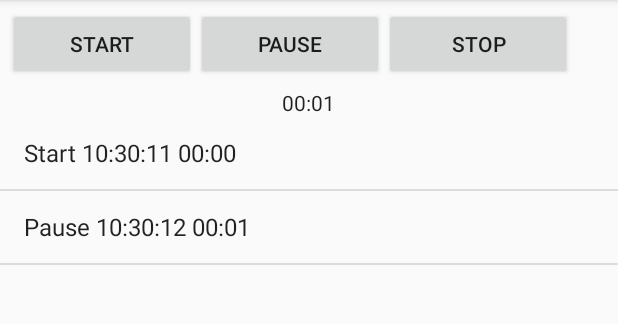
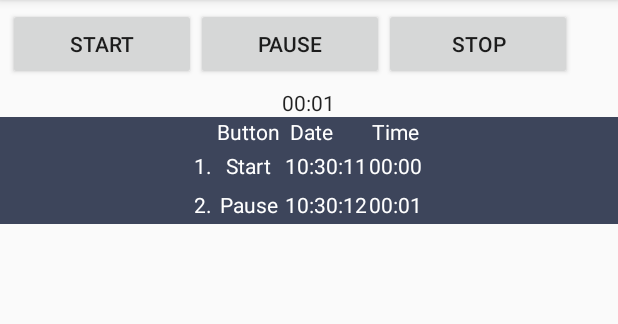
Before and after one commit to Tranquility2/TimeOn, an Android app: the fragment ProgressFragment shown on its own in the app's theme, after a tap on "PAUSE", on a phone screen of 412 x 824 dp, the part 84-408 px from its top. Run offline under Robolectric (Android 15) with nearby library versions, the phone set to English and light mode, and no system bars; 1 other tap on this screen came first.

Commit message:
Updated UI of curr time table
Converted from list view to table view.
Instead of displaying each row as one string we now display each data in
a cell.

```diff
--- a/TimeOn/src/main/java/com/vnr/timeon/ProgressFragment.java
+++ b/TimeOn/src/main/java/com/vnr/timeon/ProgressFragment.java
@@ -2,16 +2,22 @@ package com.vnr.timeon;
 
 import android.app.Activity;
 import android.app.ListFragment;
+import android.graphics.Color;
 import android.net.Uri;
 import android.os.Bundle;
 import android.app.Fragment;
 import android.os.SystemClock;
+import android.view.Gravity;
 import android.view.LayoutInflater;
 import android.view.View;
 import android.view.ViewGroup;
+import android.view.ViewGroup.LayoutParams;
 import android.widget.ArrayAdapter;
 import android.widget.Button;
 import android.widget.Chronometer;
+import android.widget.TableLayout;
+import android.widget.TableRow;
+import android.widget.TextView;
 
 import com.vnr.models.CurrTime;
 import com.vnr.sql.CurrTimeDataSource;
@@ -31,7 +37,7 @@ import java.util.Locale;
  * create an instance of this fragment.
  *
  */
-public class ProgressFragment extends ListFragment {
+public class ProgressFragment extends Fragment {
     // TODO: Rename parameter arguments, choose names that match
     // the fragment initialization parameters, e.g. ARG_ITEM_NUMBER
     private static final String ARG_PARAM1 = "param1";
@@ -40,6 +46,7 @@ public class ProgressFragment extends ListFragment {
     // TODO: Rename and change types of parameters
     private String mParam1;
     private String mParam2;
+    private View   mFragmentView = null;
 
 //    private OnFragmentInteractionListener mListener;
 
@@ -83,20 +90,6 @@ public class ProgressFragment extends ListFragment {
             mParam1 = getArguments().getString(ARG_PARAM1);
             mParam2 = getArguments().getString(ARG_PARAM2);
         }
-
-    /*
-    Timer code that was imported from Activity
-     */
-        datasource = new CurrTimeDataSource(getActivity());
-        datasource.open();
-
-        List<CurrTime> values = datasource.getAllTimes();
-
-        // use the SimpleCursorAdapter to show the
-        // elements in a ListView
-        ArrayAdapter<CurrTime> adapter = new ArrayAdapter<CurrTime>(getActivity(), android.R.layout.simple_list_item_1, values);
-        setListAdapter(adapter);
-
     }
 
     @Override
@@ -104,6 +97,7 @@ public class ProgressFragment extends ListFragment {
                              Bundle savedInstanceState) {
         // Inflate the layout for this fragment
         View view = inflater.inflate(R.layout.fragment_progress, container, false);
+        setFragmentView(view);
 
         Button buttonStart = (Button) view.findViewById(R.id.Start);
         buttonStart.setOnClickListener(new View.OnClickListener() {
@@ -126,6 +120,36 @@ public class ProgressFragment extends ListFragment {
                 onClickFragment(v);
             }
         });
+
+        /* Create the table */
+        TableLayout tl_main = (TableLayout) view.findViewById(R.id.table_current_time);
+        TableRow tbrow_header = new TableRow(getActivity());
+        TextView tv_num = new TextView(getActivity());
+        tv_num.setText("  ");
+        tv_num.setTextColor(Color.WHITE);
+        tbrow_header.addView(tv_num);
+        TextView tv_btn = new TextView(getActivity());
+        tv_btn.setText(" Button ");
+        tv_btn.setTextColor(Color.WHITE);
+        tbrow_header.addView(tv_btn);
+        TextView tv_date = new TextView(getActivity());
+        tv_date.setText(" Date ");
+        tv_date.setTextColor(Color.WHITE);
+        tbrow_header.addView(tv_date);
+        TextView tv_time = new TextView(getActivity());
+        tv_time.setText(" Time ");
+        tv_time.setTextColor(Color.WHITE);
+        tbrow_header.addView(tv_time);
+        tl_main.addView(tbrow_header);
+
+        datasource = new CurrTimeDataSource(getActivity());
+        datasource.open();
+
+        List<CurrTime> values = datasource.getAllTimes();
+
+        for (int i = 0; i < values.size(); i++) {
+            addRowToTable(values.get(i));
+        }
 
         return view;
     }
@@ -187,19 +211,18 @@ public class ProgressFragment extends ListFragment {
     public void onClickFragment(View view) {
         @SuppressWarnings("unchecked")
 
-        ArrayAdapter<CurrTime> adapter = (ArrayAdapter<CurrTime>) getListAdapter();
-        CurrTime time = null;
+        //ArrayAdapter<CurrTime> adapter = (ArrayAdapter<CurrTime>) getListAdapter();
         String btn_name = ((Button)view).getText().toString();
-        String chrono_val = null;
         SimpleDateFormat dateFormat = new SimpleDateFormat(
                 "yyyy-MM-dd HH:mm:ss", Locale.getDefault());
         Date current_time = new Date();
         Chronometer chrono_timer = (Chronometer) getActivity().findViewById(R.id.chronometer_timer);
 
-        chrono_val = chrono_timer.getText().toString();
-        time = datasource.createCurrentTime(dateFormat.format(current_time), btn_name, chrono_val);
+        String chrono_val = chrono_timer.getText().toString();
+        CurrTime time = datasource.createCurrentTime(dateFormat.format(current_time), btn_name, chrono_val);
         // save the new current time to the database
-        adapter.add(time);
+        //adapter.add(time);
+        addRowToTable(time);
 
         switch (view.getId()) {
             case R.id.Start:
@@ -223,7 +246,51 @@ public class ProgressFragment extends ListFragment {
 
             // TODO: Add default case
         }
+        //adapter.notifyDataSetChanged();
+    }
 
-        adapter.notifyDataSetChanged();
+    public void addRowToTable(CurrTime currTime){
+        TableLayout tl_main = (TableLayout)getFragmentView().findViewById(R.id.table_current_time);
+        TableRow tbrow_new = new TableRow(getActivity());
+        LayoutParams rowLayParams = new LayoutParams(LayoutParams.WRAP_CONTENT, LayoutParams.WRAP_CONTENT);
+        tbrow_new.setLayoutParams(rowLayParams);
+
+        TextView tv_row_num = new TextView(getActivity());
+        tv_row_num.setText(currTime.getId() + ".");
+        tv_row_num.setTextColor(Color.WHITE);
+        tv_row_num.setGravity(Gravity.CENTER);
+        tv_row_num.setPadding(0, 5, 0, 5);
+        tbrow_new.addView(tv_row_num);
+
+        TextView tv_row_btn = new TextView(getActivity());
+        tv_row_btn.setText(currTime.getBtnName());
+        tv_row_btn.setTextColor(Color.WHITE);
+        tv_row_btn.setGravity(Gravity.CENTER);
+        tv_row_btn.setPadding(0, 5, 0, 5);
+        tbrow_new.addView(tv_row_btn);
+
+        TextView tv_row_date = new TextView(getActivity());
+        tv_row_date.setText(currTime.getDateTime());
+        tv_row_date.setTextColor(Color.WHITE);
+        tv_row_date.setGravity(Gravity.CENTER);
+        tv_row_date.setPadding(0, 5, 0, 5);
+        tbrow_new.addView(tv_row_date);
+
+        TextView tv_row_time = new TextView(getActivity());
+        tv_row_time.setText(currTime.getTimerValue());
+        tv_row_time.setTextColor(Color.WHITE);
+        tv_row_time.setGravity(Gravity.CENTER);
+        tv_row_time.setPadding(0, 5, 0, 5);
+        tbrow_new.addView(tv_row_time);
+
+        tl_main.addView(tbrow_new);
+    }
+
+    public View getFragmentView() {
+        return mFragmentView;
+    }
+
+    public void setFragmentView(View mFragmentView) {
+        this.mFragmentView = mFragmentView;
     }
 }
--- a/TimeOn/src/main/res/layout/fragment_progress.xml
+++ b/TimeOn/src/main/res/layout/fragment_progress.xml
@@ -39,11 +39,28 @@
         android:layout_height="wrap_content"
         android:layout_gravity="center_horizontal" />
 
-    <ListView
-        android:id="@android:id/list"
-        android:layout_width="match_parent"
-        android:layout_height="match_parent"
-        android:text="hello"
-        android:layout_gravity="center_horizontal|top" />
+    <ScrollView
+        android:id="@+id/scrollView1"
+        android:layout_width="fill_parent"
+        android:layout_height="wrap_content"
+        android:background="#3d455b"
+        android:layout_alignParentLeft="true" >
+
+        <RelativeLayout
+            android:id="@+id/RelativeLayout1"
+            android:layout_width="fill_parent"
+            android:layout_gravity="center"
+            android:layout_height="fill_parent"
+            android:orientation="vertical" >
+
+            <TableLayout
+                android:id="@+id/table_current_time"
+                android:layout_width="wrap_content"
+                android:layout_height="wrap_content"
+                android:layout_centerHorizontal="true" >
+            </TableLayout>
+
+        </RelativeLayout>
+    </ScrollView>
 
 </LinearLayout>
```
